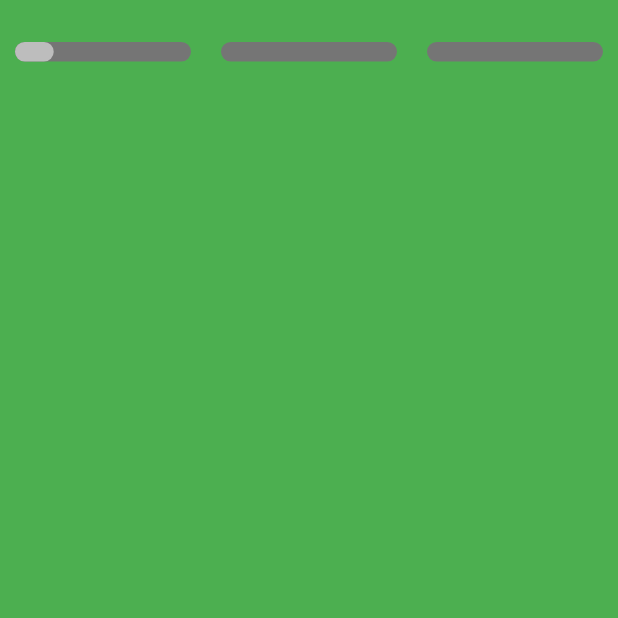
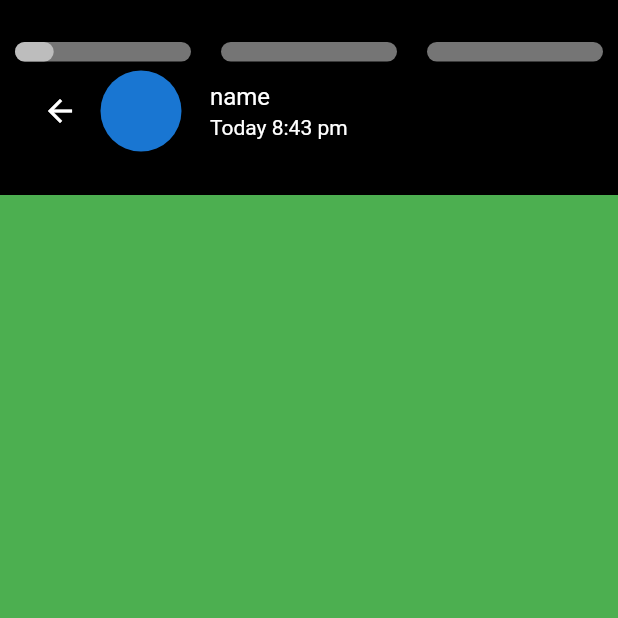
Before and after one commit to NibinBiju/whatsapp_clone, a Flutter app: the StatusPage screen opened directly, after a tap on "John", on a phone screen of 412 x 824 dp, the top half of it. Run offline on Flutter 3.47's test engine with Material 2 defaults, Android fonts, the light colour scheme and no system bars; drawn by our look-alikes of percent_indicator; our stand-ins replace dotted_border, image_picker.

Commit message:
updated status view page

```diff
--- a/lib/views/primary_page/status_page/new_status.dart
+++ b/lib/views/primary_page/status_page/new_status.dart
@@ -4,7 +4,7 @@ import 'package:dotted_border/dotted_border.dart';
 import 'package:flutter/material.dart';
 import 'package:whatsapp_status_page/colors/colors_constants.dart';
 import 'package:whatsapp_status_page/database/db_model.dart';
-import 'package:whatsapp_status_page/views/primary_page/status_page/status_view.dart';
+import 'package:whatsapp_status_page/views/primary_page/status_page/recent_updates.dart';
 import 'package:whatsapp_status_page/views/primary_page/status_page/tile_sub_text.dart';
 import 'package:whatsapp_status_page/views/primary_page/status_page/tile_text.dart';
 
@@ -24,7 +24,9 @@ class NewStatus extends StatelessWidget {
         onTap: () {
           Navigator.push(context, MaterialPageRoute(
             builder: (context) {
-              return StatusView();
+              return StatusView(
+                profileImage: statusDb.imagepath,
+              );
             },
           ));
         },
--- a/lib/views/primary_page/status_page/status_view.dart
+++ b/lib/views/primary_page/status_page/recent_updates.dart
@@ -1,13 +1,14 @@
 import 'dart:async';
-
 import 'package:flutter/material.dart';
+import 'package:whatsapp_status_page/database/db_model.dart';
 import 'package:whatsapp_status_page/views/primary_page/status_page/status_view/my_status1.dart';
 import 'package:whatsapp_status_page/views/primary_page/status_page/status_view/my_status2.dart';
 import 'package:whatsapp_status_page/views/primary_page/status_page/status_view/my_status3.dart';
 import 'package:whatsapp_status_page/views/primary_page/status_page/status_view/statusbar.dart';
 
 class StatusView extends StatefulWidget {
-  const StatusView({super.key});
+  StatusView({super.key, required this.profileImage});
+  final String profileImage;
 
   @override
   State<StatusView> createState() => _StatusViewState();
@@ -18,7 +19,7 @@ class _StatusViewState extends State<StatusView> {
   final List myStatus = [
     const MyStatus1(),
     const MyStatus2(),
-    const MyStatus3(),
+    MyStatus3(),
   ];
 
   List<double> percentWatched = [];
@@ -40,8 +41,7 @@ class _StatusViewState extends State<StatusView> {
         } else {
           percentWatched[currentStatusIndex] = 1;
           timer.cancel();
-
-          if (currentStatusIndex < myStatus.length) {
+          if (currentStatusIndex < myStatus.length - 1) {
             currentStatusIndex++;
             _startWatching();
           } else {
--- a/lib/views/primary_page/status_page/status_view/my_status1.dart
+++ b/lib/views/primary_page/status_page/status_view/my_status1.dart
@@ -5,8 +5,48 @@ class MyStatus1 extends StatelessWidget {
 
   @override
   Widget build(BuildContext context) {
-    return const Scaffold(
+    return Scaffold(
       backgroundColor: Colors.green,
+      body: Column(
+        children: [
+          Container(
+              color: Colors.black,
+              height: 130,
+              child: Padding(
+                padding: const EdgeInsets.symmetric(vertical: 38),
+                child: ListTile(
+                  leading: Row(
+                    mainAxisSize: MainAxisSize.min,
+                    children: [
+                      IconButton(
+                          onPressed: () {
+                            Navigator.pop(context);
+                          },
+                          icon: const Icon(
+                            Icons.arrow_back,
+                            color: Colors.white,
+                          )),
+                      const CircleAvatar(
+                        radius: 30,
+                      ),
+                    ],
+                  ),
+                  title: const Text(
+                    'name',
+                    style: TextStyle(
+                      color: Colors.white,
+                    ),
+                  ),
+                  subtitle: const Text(
+                    'Today 8:43 pm',
+                    style: TextStyle(
+                      color: Colors.white,
+                    ),
+                  ),
+                ),
+              ))
+        ],
+      ),
     );
   }
 }
--- a/lib/views/primary_page/status_page/status_view/statusbar.dart
+++ b/lib/views/primary_page/status_page/status_view/statusbar.dart
@@ -1,3 +1,5 @@
+// ignore_for_file: must_be_immutable
+
 import 'package:flutter/material.dart';
 import 'package:whatsapp_status_page/views/primary_page/status_page/status_view/status_progress_bar.dart';
 
--- a/lib/views/primary_page/status_page/viewed_updates.dart
+++ b/lib/views/primary_page/status_page/viewed_updates.dart
@@ -31,7 +31,7 @@ class ViewedUpdates extends StatelessWidget {
           height: MediaQuery.of(context).size.height,
           child: ListView.builder(
             itemCount: 2,
-            physics: NeverScrollableScrollPhysics(),
+            physics: const NeverScrollableScrollPhysics(),
             itemBuilder: (context, index) {
               return Padding(
                 padding: const EdgeInsets.only(right: 0),
@@ -44,18 +44,19 @@ class ViewedUpdates extends StatelessWidget {
                       radius: const Radius.circular(27),
                       // dashPattern: const [(2 * pi * 27) / 20],
                       strokeWidth: 3,
-                      child: CircleAvatar(
+                      child: const CircleAvatar(
                         radius: 32,
                         backgroundColor: Colors.transparent,
                         child: CircleAvatar(
+                          backgroundColor: Colors.transparent,
                           radius: 25,
                           backgroundImage:
                               AssetImage('assets/images/profile no2.jpeg'),
                         ),
                       ),
                     ),
-                    title: TileText(text: 'Mac'),
-                    subtitle: TileSubText(subText: 'Today 9.43 pm'),
+                    title: const TileText(text: 'Mac'),
+                    subtitle: const TileSubText(subText: 'Today 9.43 pm'),
                   ),
                 ),
               );
```
Also changed, not shown: lib/views/primary_page/status_page/status_view/my_status2.dart (+42 -2 lines), lib/views/primary_page/status_page/status_view/my_status3.dart (+42 -2 lines).
